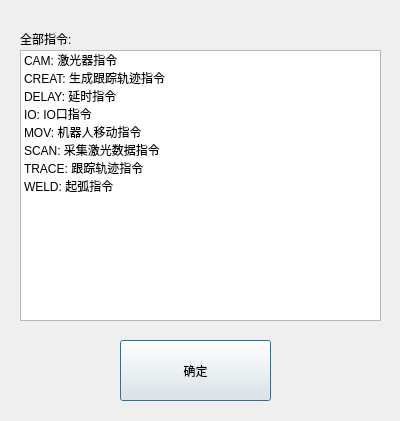
The window that othercmddlg.ui (qubo188612/qtwelding) describes before a commit, drawn with Qt 5.
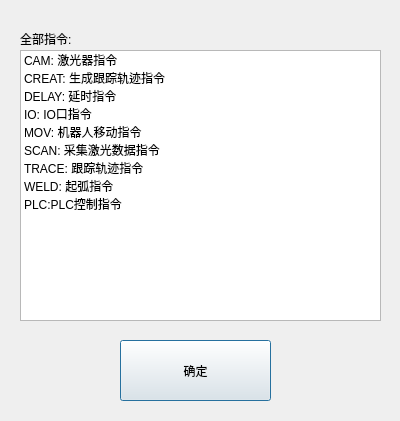
The same window after the commit.

```diff
--- a/othercmddlg.ui
+++ b/othercmddlg.ui
@@ -91,6 +91,11 @@
      <string>WELD: 起弧指令</string>
     </property>
    </item>
+   <item>
+    <property name="text">
+     <string>PLC:PLC控制指令</string>
+    </property>
+   </item>
   </widget>
  </widget>
  <resources/>
```
